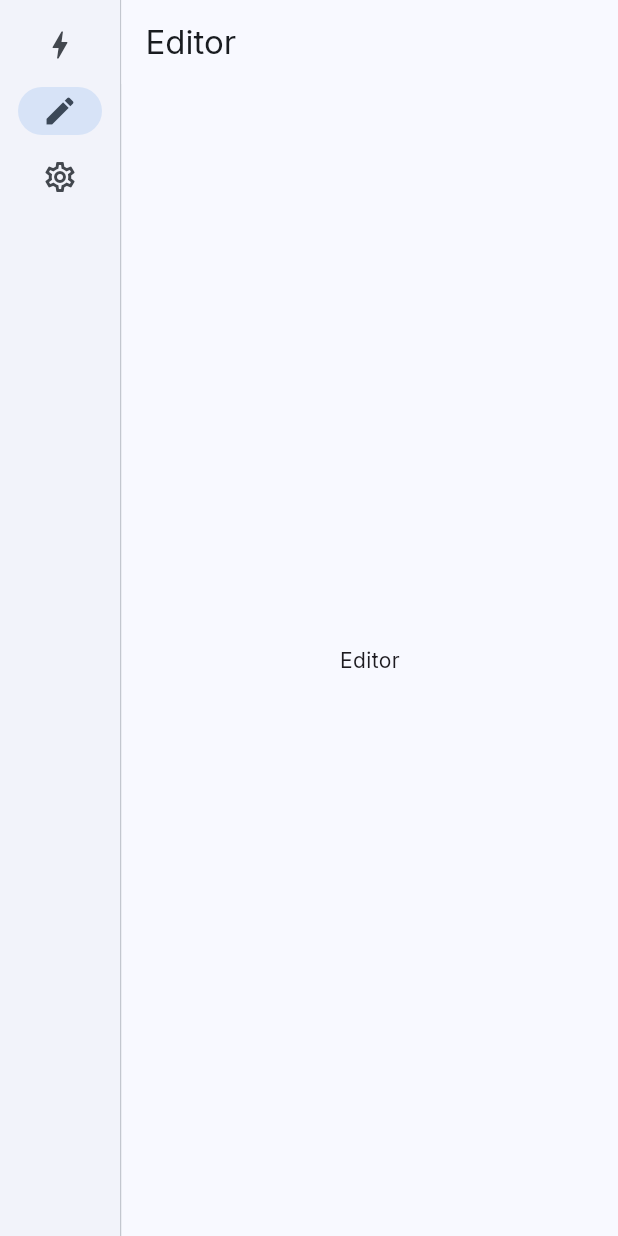
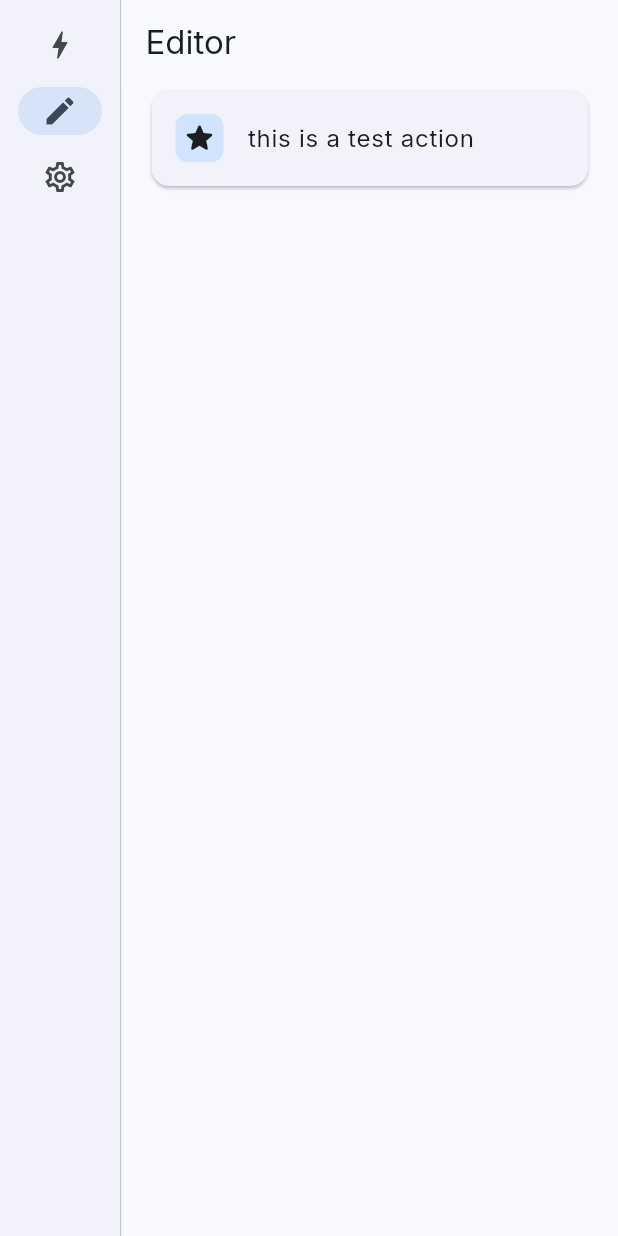
Before and after one commit to Someone68/quartz, a Flutter app: the screen it shows after launch, after a tap on "Editor", on a phone screen of 412 x 824 dp. Run offline on Flutter 3.47's test engine with Material 3 defaults, Android fonts, the phone set to English and light mode, and no system bars; our stand-ins replace google_fonts, shared_preferences.

Commit message:
update more

```diff
--- /dev/null
+++ b/ui/lib/modules/step_card.dart
@@ -0,0 +1,43 @@
+import 'package:flutter/material.dart';
+
+class StepCard extends StatelessWidget {
+  const StepCard({super.key});
+
+  @override
+  Widget build(BuildContext context) {
+    return Container(
+      width: double.infinity,
+      child: Card(
+        child: ConstrainedBox(
+          constraints: BoxConstraints(minHeight: 60),
+          child: Padding(
+            padding: const EdgeInsets.all(16.0),
+            child: Align(
+              alignment: Alignment.centerLeft,
+              child: Row(
+                children: [
+                  Container(
+                    width: 32,
+                    height: 32,
+                    decoration: BoxDecoration(
+                      borderRadius: BorderRadius.all(Radius.circular(8)),
+                      color: Theme.of(context).colorScheme.primaryContainer,
+                    ),
+                    child: Icon(Icons.star_rounded, size: 24),
+                  ),
+                  SizedBox(width: 16),
+                  Text(
+                    "this is a test action",
+                    style: Theme.of(context).textTheme.bodyLarge,
+                  ),
+                ],
+              ),
+            ),
+          ),
+        ),
+      ),
+    );
+  }
+}
+
+// TODO: add flow control (if statements and stuff)
--- a/ui/lib/editor.dart
+++ b/ui/lib/pages/editor.dart
@@ -1,4 +1,5 @@
 import 'package:flutter/material.dart';
+import 'package:ui/modules/step_card.dart';
 
 /// Shortcut editor — trigger + step list. Placeholder until the builder UI
 /// lands.
@@ -9,7 +10,10 @@ class EditorPage extends StatelessWidget {
   Widget build(BuildContext context) {
     return Scaffold(
       appBar: AppBar(title: const Text('Editor')),
-      body: const Center(child: Text('Editor')),
+      body: Padding(
+        padding: const EdgeInsets.symmetric(horizontal: 16.0),
+        child: Column(spacing: 16.0, children: [StepCard()]),
+      ),
     );
   }
 }
--- a/ui/lib/home.dart
+++ b/ui/lib/pages/home.dart
@@ -1,6 +1,6 @@
 import 'package:flutter/material.dart';
 import 'package:ui/shortcut.dart';
-import 'package:ui/shortcut_card.dart';
+import 'package:ui/modules/shortcut_card.dart';
 
 List<ShortcutSummary> shortcutSummaries = [
   ShortcutSummary(id: 'test', name: 'test', icon: '', stepCount: 69),
--- a/ui/lib/settings.dart
+++ b/ui/lib/pages/settings.dart
@@ -1,7 +1,7 @@
 import 'package:flutter/material.dart';
 import 'package:provider/provider.dart';
 
-import 'theme_notifier.dart';
+import '../theme_notifier.dart';
 
 /// App settings. Currently just theme controls; more to follow.
 class SettingsPage extends StatelessWidget {
--- a/ui/lib/shell.dart
+++ b/ui/lib/shell.dart
@@ -1,8 +1,8 @@
 import 'package:flutter/material.dart';
 
-import 'home.dart';
-import 'editor.dart';
-import 'settings.dart';
+import 'pages/home.dart';
+import 'pages/editor.dart';
+import 'pages/settings.dart';
 
 /// Top-level frame: a thin icon-only nav rail on the left and the active page
 /// on the right. Pages are kept alive in an [IndexedStack] so switching tabs
@@ -23,11 +23,7 @@ class _AppShellState extends State<AppShell> {
     _Dest(Icons.settings_outlined, Icons.settings, 'Settings'),
   ];
 
-  static const _pages = [
-    HomePage(),
-    EditorPage(),
-    SettingsPage(),
-  ];
+  static const _pages = [HomePage(), EditorPage(), SettingsPage()];
 
   @override
   Widget build(BuildContext context) {
```
Also changed, not shown: ui/lib/modules/shortcut_card.dart (renamed from ui/lib/shortcut_card.dart).
